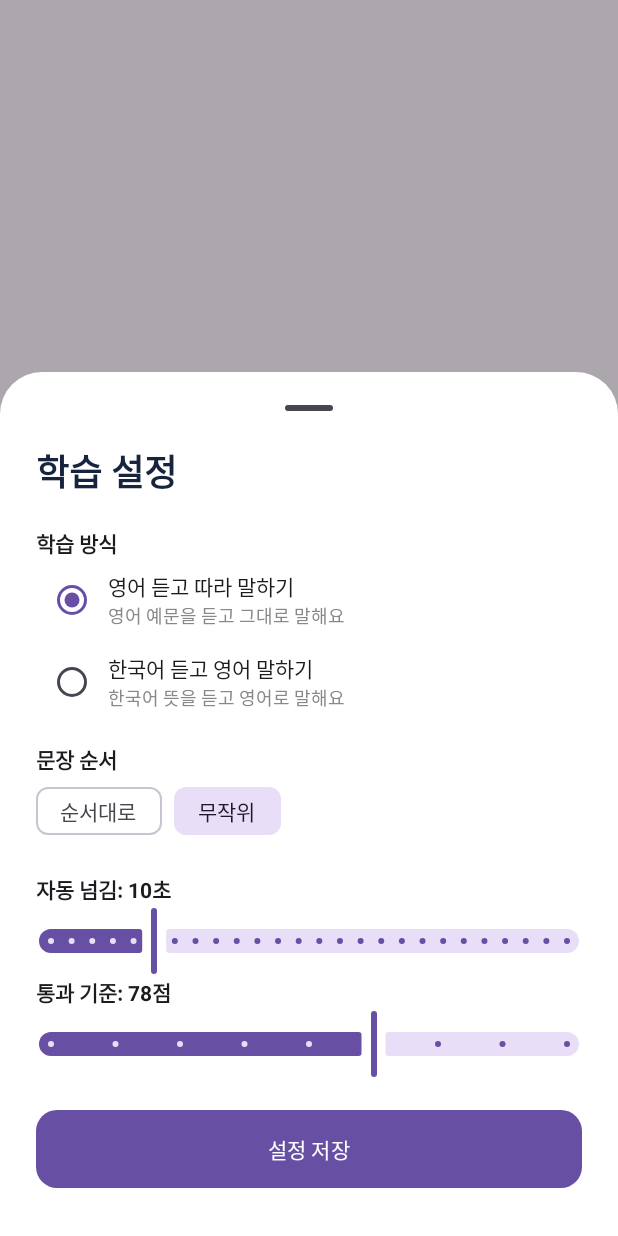
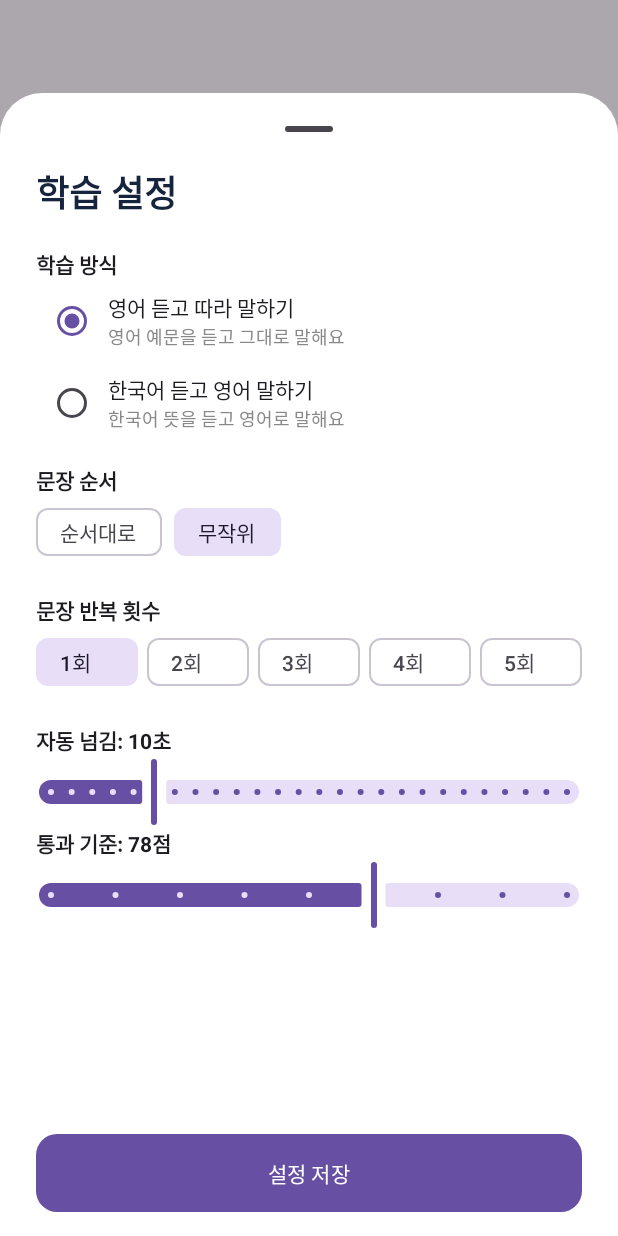
Before and after one commit to hdlee73/SpeakFlow, an Android app built with Jetpack Compose: the composable SettingsSheet shown on its own in the app's theme, after a tap on an icon or button, on a phone screen of 412 x 824 dp. Run offline under Robolectric (Android 15) with nearby library versions, the light colour scheme and no system bars; 2 other taps on this screen came first.

Commit message:
Fix audio timing and add sentence repeats

```diff
--- a/app/build.gradle.kts
+++ b/app/build.gradle.kts
@@ -12,8 +12,8 @@ android {
         applicationId = "com.example.speakflow"
         minSdk = 26
         targetSdk = 36
-        versionCode = 5
-        versionName = "1.2.2"
+        versionCode = 6
+        versionName = "1.2.3"
         testInstrumentationRunner = "androidx.test.runner.AndroidJUnitRunner"
     }
 
--- a/app/src/main/java/com/example/speakflow/model/LearningModels.kt
+++ b/app/src/main/java/com/example/speakflow/model/LearningModels.kt
@@ -25,6 +25,7 @@ enum class LessonPhase {
 data class LearningSettings(
     val mode: LearningMode = LearningMode.SHADOWING,
     val order: PlayOrder = PlayOrder.SEQUENTIAL,
+    val repeatCount: Int = 1,
     val timeoutSeconds: Int = 10,
     val passScore: Int = 78
 )
--- a/app/src/main/java/com/example/speakflow/ui/SpeakFlowApp.kt
+++ b/app/src/main/java/com/example/speakflow/ui/SpeakFlowApp.kt
@@ -276,7 +276,8 @@ private fun RoundButton(iconRes: Int, description: String, buttonSize: Int, onCl
 private fun SettingsSheet(current: LearningSettings, onClose: () -> Unit, onSave: (LearningSettings) -> Unit) {
     var draft by remember(current) { mutableStateOf(current) }
     ModalBottomSheet(onDismissRequest = onClose, containerColor = Color.White) {
-        Column(Modifier.fillMaxWidth().padding(horizontal = 24.dp).padding(bottom = 32.dp)) {
+        Column(Modifier.fillMaxWidth().fillMaxHeight(.92f).navigationBarsPadding().padding(horizontal = 24.dp)) {
+            Column(Modifier.weight(1f).verticalScroll(rememberScrollState())) {
                 Text("학습 설정", fontSize = 24.sp, fontWeight = FontWeight.Bold, color = Ink)
                 Spacer(Modifier.height(20.dp))
                 Text("학습 방식", fontWeight = FontWeight.Bold)
@@ -292,12 +293,26 @@ private fun SettingsSheet(current: LearningSettings, onClose: () -> Unit, onSave
                     PlayOrder.entries.forEach { order -> FilterChip(selected = draft.order == order, onClick = { draft = draft.copy(order = order) }, label = { Text(order.label) }) }
                 }
                 Spacer(Modifier.height(18.dp))
+                Text("문장 반복 횟수", fontWeight = FontWeight.Bold)
+                Row(Modifier.fillMaxWidth(), horizontalArrangement = Arrangement.spacedBy(6.dp)) {
+                    (1..5).forEach { count ->
+                        FilterChip(
+                            selected = draft.repeatCount == count,
+                            onClick = { draft = draft.copy(repeatCount = count) },
+                            label = { Text("${count}회") },
+                            modifier = Modifier.weight(1f)
+                        )
+                    }
+                }
+                Spacer(Modifier.height(18.dp))
                 Text("자동 넘김: ${draft.timeoutSeconds}초", fontWeight = FontWeight.Bold)
                 Slider(value = draft.timeoutSeconds.toFloat(), onValueChange = { draft = draft.copy(timeoutSeconds = it.toInt()) }, valueRange = 5f..30f, steps = 24)
                 Text("통과 기준: ${draft.passScore}점", fontWeight = FontWeight.Bold)
                 Slider(value = draft.passScore.toFloat(), onValueChange = { draft = draft.copy(passScore = it.toInt()) }, valueRange = 55f..95f, steps = 7)
-            Spacer(Modifier.height(20.dp))
+                Spacer(Modifier.height(12.dp))
+            }
             Button(onClick = { onSave(draft) }, Modifier.fillMaxWidth().height(52.dp), shape = RoundedCornerShape(14.dp)) { Text("설정 저장") }
+            Spacer(Modifier.height(16.dp))
         }
     }
 }
```
Also changed, not shown: app/src/main/java/com/example/speakflow/LearningViewModel.kt (+13 -6 lines), app/src/main/java/com/example/speakflow/speech/SpeechEngine.kt (+55 -11 lines), 1 other file. Lines whose indentation alone changed are shown as unchanged.
